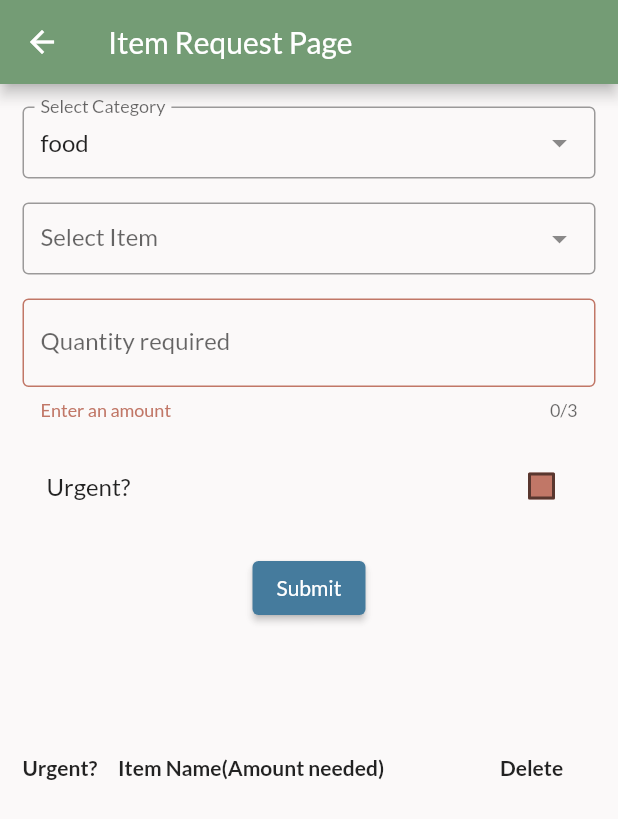
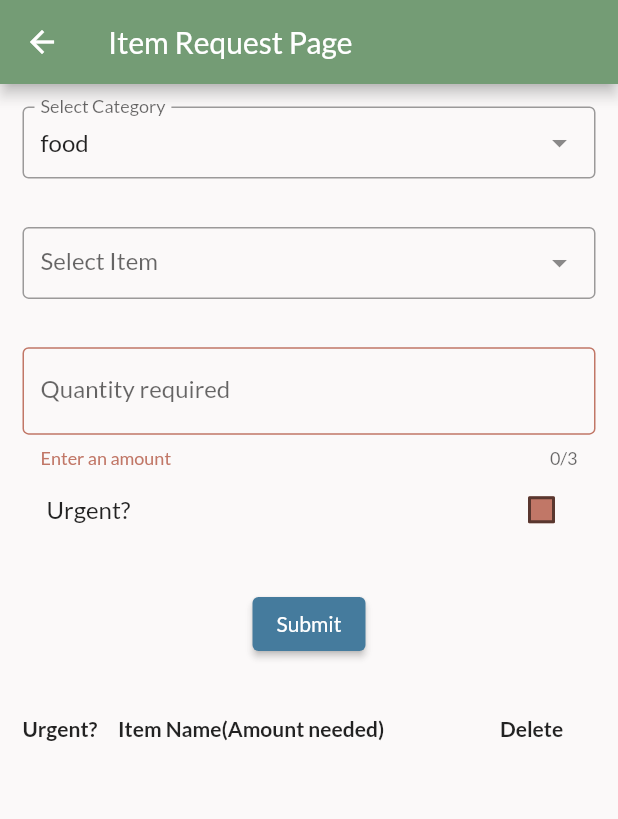
Before and after one commit to Bunksly/frontend-project, a Flutter app: the RequestPage screen opened directly with empty values, after a tap on "Submit", on a phone screen of 412 x 824 dp. Shown: the top 819 px of the screen. Run offline on Flutter 3.47's test engine with Material 2 defaults, Android fonts, the phone set to English and light mode, and no system bars; drawn by our look-alikes of dropdown_search; our stand-ins replace flutter_dotenv, flutter_secure_storage, google_fonts, google_maps_flutter; missing offline and left inert: flutter_google_street_view; accounts and stored records are empty; network calls fail.

Commit message:
fixed required items issues and styling

```diff
--- a/lib/request_page.dart
+++ b/lib/request_page.dart
@@ -3,7 +3,7 @@ import 'package:dropdown_search/dropdown_search.dart';
 
 class RequestPage extends StatelessWidget {
   static final String title = "Item Request Page";
-  final List<Map> list;
+  final List list;
   final Function statefn;
   const RequestPage({Key? key, required this.list, required this.statefn})
       : super(key: key);
@@ -24,7 +24,7 @@ class RequestPage extends StatelessWidget {
 }
 
 class MainPage extends StatefulWidget {
-  final List<Map> list;
+  final List list;
   final Function statefn;
   const MainPage({Key? key, required this.list, required this.statefn});
 
@@ -45,7 +45,7 @@ class _MainPageState extends State<MainPage> {
     "toiletries": ["soap", "toothpaste", "toilet paper"]
   };
 
-  String? itemName = null;
+  String? itemName = '';
   int? quantityRequired = 0;
   String? categoryName = '';
   bool? isUrgent = false;
@@ -69,25 +69,31 @@ class _MainPageState extends State<MainPage> {
       padding: EdgeInsets.all(15),
       child: Column(children: [
         Expanded(
-            flex: 3,
+            flex: 4,
             child: Form(
               key: formKey,
               //autovalidateMode: AutovalidateMode.onUserInteraction,
               child: Column(
                 children: [
-                  buildCategory(),
-                  const SizedBox(height: 16),
-                  buildItemName(),
-                  const SizedBox(height: 16),
-                  buildQuantityRequired(),
-                  const SizedBox(height: 16),
-                  buildIsUrgent(),
-                  const SizedBox(height: 16),
+                  Expanded(
+                    child: buildCategory(),
+                  ),
+                  Expanded(
+                    child: buildItemName(),
+                  ),
+                  Expanded(
+                    child: buildQuantityRequired(),
+                  ),
+                  Expanded(
+                    child: buildIsUrgent(),
+                  ),
                   buildSubmit(),
                 ],
               ),
             )),
-        Row(
+        Expanded(
+          flex: 1,
+          child: Row(
             children: const [
               Expanded(
                   flex: 3,
@@ -103,18 +109,19 @@ class _MainPageState extends State<MainPage> {
                       style: TextStyle(fontWeight: FontWeight.bold)))
             ],
           ),
+        ),
         Expanded(
-          flex: 2,
+          flex: 3,
           child: ListView.builder(
               itemCount: widget.list.length,
               itemBuilder: (context, i) {
                 return Card(
                     child: ListTile(
-                        leading: urgentIcon(widget.list[i]["isUrgent"]),
-                        title: Text(widget.list[i]["itemName"] +
-                            "(${widget.list[i]["quantityRequired"].toString()})"),
-                        subtitle:
-                            Text("Category: " + widget.list[i]["categoryName"]),
+                        leading: urgentIcon(widget.list[i]["urgent"]),
+                        title: Text(widget.list[i]["item_name"] +
+                            "(${widget.list[i]["quantity_required"].toString()})"),
+                        subtitle: Text(
+                            "Category: " + widget.list[i]["category_name"]),
                         trailing: SizedBox(
                           height: 25,
                           child: FloatingActionButton.small(
@@ -124,10 +131,9 @@ class _MainPageState extends State<MainPage> {
                               onPressed: () {
                                 setState(() {
                                   widget.list.removeWhere((e) =>
-                                      e["itemName"] ==
-                                          widget.list[i]["itemName"] &&
-                                      e["isUrgent"] ==
-                                          widget.list[i]["isUrgent"]);
+                                      e["item_name"] ==
+                                          widget.list[i]["item_name"] &&
+                                      e["urgent"] == widget.list[i]["urgent"]);
                                   widget.statefn(widget.list);
                                 });
                               }),
@@ -216,20 +222,20 @@ class _MainPageState extends State<MainPage> {
               formKey.currentState!.save();
 
               Map output = {
-                "itemName": itemName,
-                "quantityRequired": quantityRequired,
-                "categoryName": categoryName,
-                "isUrgent": isUrgent
+                "item_name": itemName,
+                "quantity_required": quantityRequired,
+                "category_name": categoryName,
+                "urgent": isUrgent
               };
 
               void duplicateAdder() {
                 bool didAdd = false;
                 for (final x in widget.list) {
-                  String outputItemName = output["itemName"];
-                  String xItemName = x["itemName"];
+                  String outputItemName = output["item_name"];
+                  String xItemName = x["item_name"];
                   if (xItemName == outputItemName &&
-                      x["isUrgent"] == output["isUrgent"]) {
-                    x["quantityRequired"] += output["quantityRequired"];
+                      x["urgent"] == output["urgent"]) {
+                    x["quantity_required"] += output["quantity_required"];
                     didAdd = true;
                     break;
                   }
```
Also changed, not shown: lib/profile_page.dart (+43 -22 lines). Lines whose indentation alone changed are shown as unchanged.
